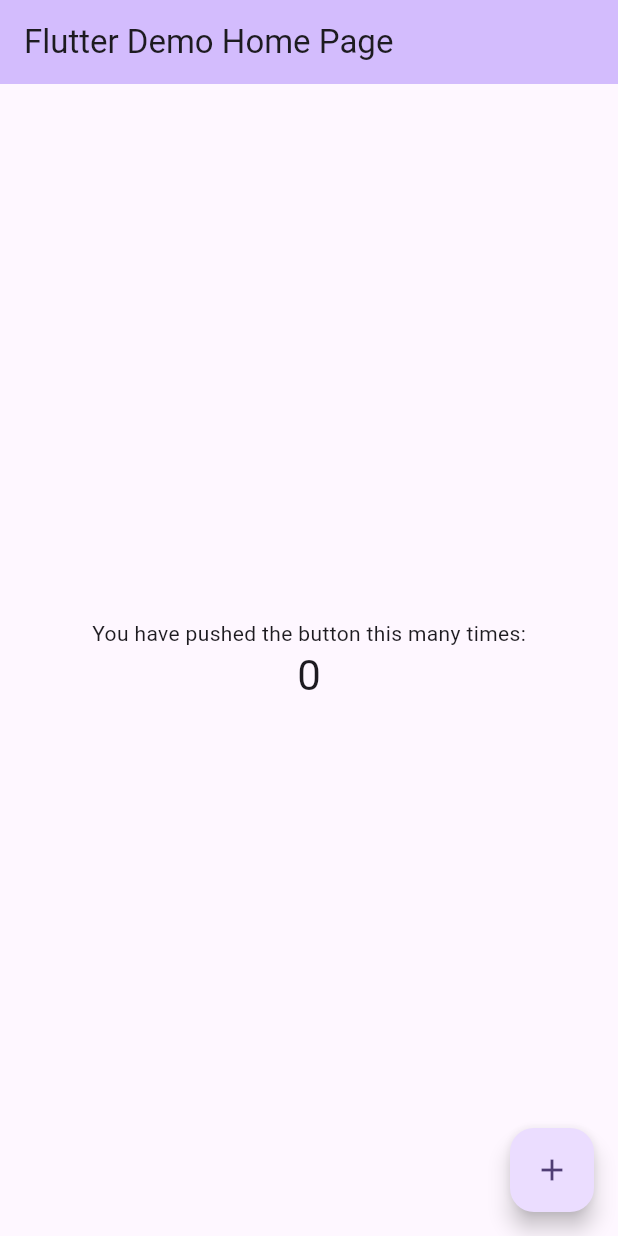
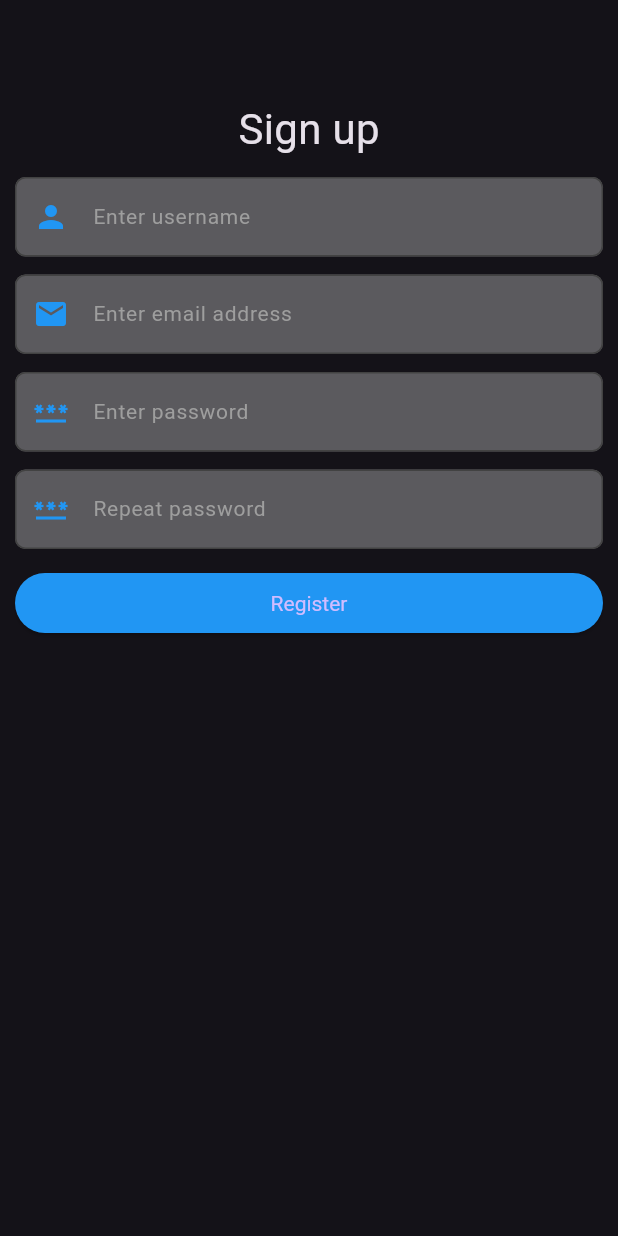
Before and after one commit to Nonomendi/FNB-App-of-the-year, a Flutter app: the screen it shows after launch, on a phone screen of 412 x 824 dp. Run offline on Flutter 3.47's test engine with Material 3 defaults, Android fonts, the phone set to English and light mode, and no system bars.

Commit message:
Current progress

```diff
--- a/appoftheyear_front_end/lib/main.dart
+++ b/appoftheyear_front_end/lib/main.dart
@@ -1,3 +1,4 @@
+import 'package:appoftheyear_front_end/pages/sign_up.dart';
 import 'package:flutter/material.dart';
 
 void main() {
@@ -7,119 +8,12 @@
 class MyApp extends StatelessWidget {
   const MyApp({super.key});
 
-  // This widget is the root of your application.
   @override
   Widget build(BuildContext context) {
     return MaterialApp(
-      title: 'Flutter Demo',
-      theme: ThemeData(
-        // This is the theme of your application.
-        //
-        // TRY THIS: Try running your application with "flutter run". You'll see
-        // the application has a purple toolbar. Then, without quitting the app,
-        // try changing the seedColor in the colorScheme below to Colors.green
-        // and then invoke "hot reload" (save your changes or press the "hot
-        // reload" button in a Flutter-supported IDE, or press "r" if you used
-        // the command line to start the app).
-        //
-        // Notice that the counter didn't reset back to zero; the application
-        // state is not lost during the reload. To reset the state, use hot
-        // restart instead.
-        //
-        // This works for code too, not just values: Most code changes can be
-        // tested with just a hot reload.
-        colorScheme: ColorScheme.fromSeed(seedColor: Colors.deepPurple),
-        useMaterial3: true,
-      ),
-      home: const MyHomePage(title: 'Flutter Demo Home Page'),
+      debugShowCheckedModeBanner: false,
+      theme: ThemeData.dark(),
+      home: const SignUp(),
     );
   }
 }
-
-class MyHomePage extends StatefulWidget {
-  const MyHomePage({super.key, required this.title});
-
-  // This widget is the home page of your application. It is stateful, meaning
-  // that it has a State object (defined below) that contains fields that affect
-  // how it looks.
-
-  // This class is the configuration for the state. It holds the values (in this
-  // case the title) provided by the parent (in this case the App widget) and
-  // used by the build method of the State. Fields in a Widget subclass are
-  // always marked "final".
-
-  final String title;
-
-  @override
-  State<MyHomePage> createState() => _MyHomePageState();
-}
-
-class _MyHomePageState extends State<MyHomePage> {
-  int _counter = 0;
-
-  void _incrementCounter() {
-    setState(() {
-      // This call to setState tells the Flutter framework that something has
-      // changed in this State, which causes it to rerun the build method below
-      // so that the display can reflect the updated values. If we changed
-      // _counter without calling setState(), then the build method would not be
-      // called again, and so nothing would appear to happen.
-      _counter++;
-    });
-  }
-
-  @override
-  Widget build(BuildContext context) {
-    // This method is rerun every time setState is called, for instance as done
-    // by the _incrementCounter method above.
-    //
-    // The Flutter framework has been optimized to make rerunning build methods
-    // fast, so that you can just rebuild anything that needs updating rather
-    // than having to individually change instances of widgets.
-    return Scaffold(
-      appBar: AppBar(
-        // TRY THIS: Try changing the color here to a specific color (to
-        // Colors.amber, perhaps?) and trigger a hot reload to see the AppBar
-        // change color while the other colors stay the same.
-        backgroundColor: Theme.of(context).colorScheme.inversePrimary,
-        // Here we take the value from the MyHomePage object that was created by
-        // the App.build method, and use it to set our appbar title.
-        title: Text(widget.title),
-      ),
-      body: Center(
-        // Center is a layout widget. It takes a single child and positions it
-        // in the middle of the parent.
-        child: Column(
-          // Column is also a layout widget. It takes a list of children and
-          // arranges them vertically. By default, it sizes itself to fit its
-          // children horizontally, and tries to be as tall as its parent.
-          //
-          // Column has various properties to control how it sizes itself and
-          // how it positions its children. Here we use mainAxisAlignment to
-          // center the children vertically; the main axis here is the vertical
-          // axis because Columns are vertical (the cross axis would be
-          // horizontal).
-          //
-          // TRY THIS: Invoke "debug painting" (choose the "Toggle Debug Paint"
-          // action in the IDE, or press "p" in the console), to see the
-          // wireframe for each widget.
-          mainAxisAlignment: MainAxisAlignment.center,
-          children: <Widget>[
-            const Text(
-              'You have pushed the button this many times:',
-            ),
-            Text(
-              '$_counter',
-              style: Theme.of(context).textTheme.headlineMedium,
-            ),
-          ],
-        ),
-      ),
-      floatingActionButton: FloatingActionButton(
-        onPressed: _incrementCounter,
-        tooltip: 'Increment',
-        child: const Icon(Icons.add),
-      ), // This trailing comma makes auto-formatting nicer for build methods.
-    );
-  }
-}
--- /dev/null
+++ b/appoftheyear_front_end/lib/pages/sign_up.dart
@@ -0,0 +1,88 @@
+import 'package:appoftheyear_front_end/widgets/text_input.dart';
+import 'package:flutter/material.dart';
+
+class SignUp extends StatefulWidget {
+  const SignUp({super.key});
+
+  @override
+  State<SignUp> createState() => _SignUpState();
+}
+
+class _SignUpState extends State<SignUp> {
+  TextEditingController usernameController = TextEditingController();
+
+  @override
+  Widget build(BuildContext context) {
+    return Scaffold(
+      appBar: AppBar(),
+      body: SingleChildScrollView(
+        padding: const EdgeInsets.all(10),
+        child: Column(
+          mainAxisAlignment: MainAxisAlignment.center,
+          crossAxisAlignment: CrossAxisAlignment.center,
+          children: [
+            const Text(
+              "Sign up",
+              style: TextStyle(
+                fontSize: 28,
+              ),
+            ),
+            const SizedBox(
+              height: 12,
+            ),
+            TextInput(
+              hint: "Enter username",
+              controller: usernameController,
+              prefixIcon: const Icon(Icons.person),
+            ),
+            const SizedBox(
+              height: 12,
+            ),
+            TextInput(
+              hint: "Enter email address",
+              controller: usernameController,
+              prefixIcon: const Icon(Icons.email),
+            ),
+            const SizedBox(
+              height: 12,
+            ),
+            TextInput(
+              hint: "Enter password",
+              controller: usernameController,
+              prefixIcon: const Icon(Icons.password),
+              obscureText: true,
+            ),
+            const SizedBox(
+              height: 12,
+            ),
+            TextInput(
+              hint: "Repeat password",
+              controller: usernameController,
+              prefixIcon: const Icon(Icons.password),
+              obscureText: true,
+            ),
+            const SizedBox(
+              height: 12,
+            ),
+            Row(
+              children: [
+                Expanded(
+                  child: ElevatedButton(
+                    onPressed: () {},
+                    style:  ElevatedButton.styleFrom(
+                      backgroundColor: Colors.blue,
+                      textStyle: const TextStyle(
+                        fontSize: 14,
+                      ),
+                    ),
+                    child: const Text("Register"),
+                  ),
+                ),
+              ],
+            )
+          ],
+        ),
+      ),
+    );
+  }
+}
--- /dev/null
+++ b/appoftheyear_front_end/lib/widgets/text_input.dart
@@ -0,0 +1,42 @@
+import 'package:flutter/material.dart';
+
+class TextInput extends StatelessWidget {
+  String? hint;
+  bool? obscureText;
+  Icon? prefixIcon;
+  Icon? suffixIcon;
+  final TextEditingController controller;
+  TextInput({super.key, this.hint, this.obscureText, this.prefixIcon,
+    this.suffixIcon, required this.controller});
+
+  @override
+  Widget build(BuildContext context) {
+    return TextField(
+      obscureText: obscureText?? false,
+      decoration: InputDecoration(
+        enabledBorder: OutlineInputBorder(
+          borderRadius: BorderRadius.circular(7),
+          borderSide: BorderSide(color: Colors.grey.shade800),
+        ),
+        focusedBorder: OutlineInputBorder(
+          borderRadius: BorderRadius.circular(7),
+          borderSide: const BorderSide(color: Colors.blue),
+        ),
+        fillColor: Colors.white30,
+        filled: true,
+        hintText: hint,
+        hintStyle: const TextStyle(
+            color: Colors.grey,
+            fontSize: 14
+        ),
+        prefixIcon: prefixIcon,
+        prefixIconColor: Colors.blue,
+        suffixIcon: suffixIcon,
+        suffixIconColor: Colors.blue,
+      ),
+      style: const TextStyle(
+        fontSize: 14,
+      ),
+    );
+  }
+}
--- a/appoftheyear_front_end/pubspec.yaml
+++ b/appoftheyear_front_end/pubspec.yaml
@@ -28,6 +28,8 @@ environment:
 # the latest version available on pub.dev. To see which dependencies have newer
 # versions available, run `flutter pub outdated`.
 dependencies:
+  http: ^1.2.2
+  google_nav_bar: ^5.0.6
   flutter:
     sdk: flutter
 
```
Also changed, not shown: appoftheyear_front_end/pubspec.lock, 4 other files.
